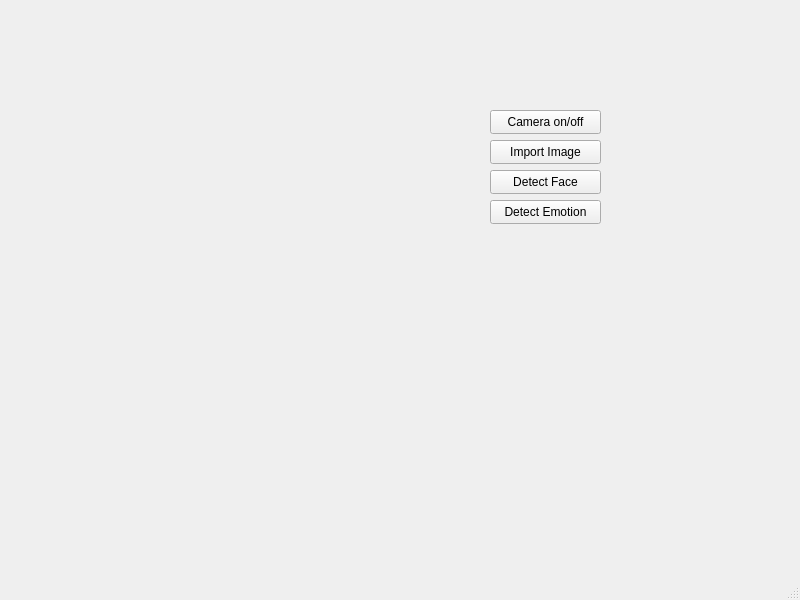
Above: mainwindow.ui from shubhsbankar/detect-face-qt before the change. Below: the same form after it.
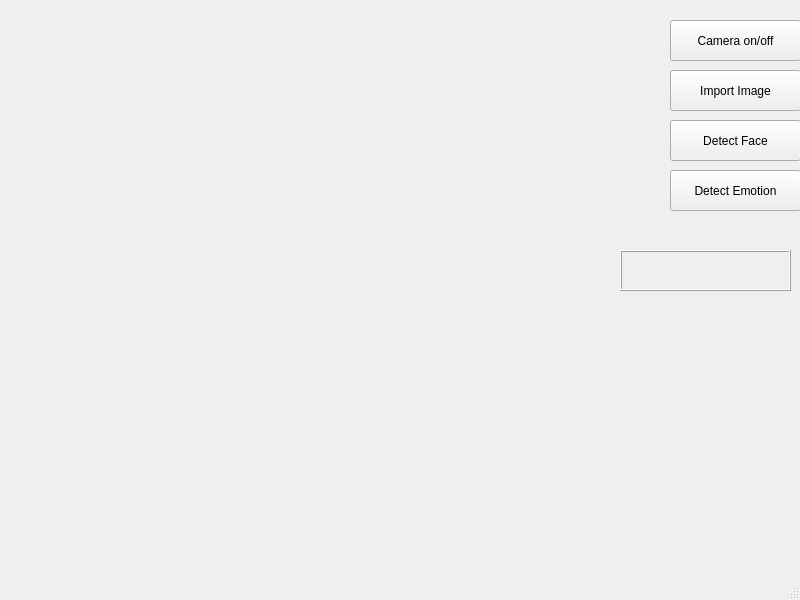
That is the form after the change.

The edit to the form file:
```diff
--- a/mainwindow.ui
+++ b/mainwindow.ui
@@ -14,13 +14,19 @@
    <string>MainWindow</string>
   </property>
   <widget class="QWidget" name="centralwidget">
+   <property name="sizePolicy">
+    <sizepolicy hsizetype="Expanding" vsizetype="Expanding">
+     <horstretch>0</horstretch>
+     <verstretch>0</verstretch>
+    </sizepolicy>
+   </property>
    <widget class="QPushButton" name="cameraOnOffBut">
     <property name="geometry">
      <rect>
-      <x>490</x>
-      <y>110</y>
-      <width>111</width>
-      <height>24</height>
+      <x>670</x>
+      <y>20</y>
+      <width>131</width>
+      <height>41</height>
      </rect>
     </property>
     <property name="text">
@@ -30,10 +36,10 @@
    <widget class="QPushButton" name="selectImage">
     <property name="geometry">
      <rect>
-      <x>490</x>
-      <y>140</y>
-      <width>111</width>
-      <height>24</height>
+      <x>670</x>
+      <y>70</y>
+      <width>131</width>
+      <height>41</height>
      </rect>
     </property>
     <property name="text">
@@ -43,10 +49,10 @@
    <widget class="QPushButton" name="detectEmotion">
     <property name="geometry">
      <rect>
-      <x>490</x>
-      <y>200</y>
-      <width>111</width>
-      <height>24</height>
+      <x>670</x>
+      <y>170</y>
+      <width>131</width>
+      <height>41</height>
      </rect>
     </property>
     <property name="text">
@@ -56,10 +62,10 @@
    <widget class="QPushButton" name="detectFace">
     <property name="geometry">
      <rect>
-      <x>490</x>
-      <y>170</y>
-      <width>111</width>
-      <height>24</height>
+      <x>670</x>
+      <y>120</y>
+      <width>131</width>
+      <height>41</height>
      </rect>
     </property>
     <property name="text">
@@ -71,7 +77,7 @@
      <rect>
       <x>0</x>
       <y>0</y>
-      <width>491</width>
+      <width>511</width>
       <height>571</height>
      </rect>
     </property>
@@ -82,15 +88,33 @@
    <widget class="QLabel" name="emotionLabel">
     <property name="geometry">
      <rect>
-      <x>490</x>
-      <y>240</y>
-      <width>151</width>
+      <x>620</x>
+      <y>250</y>
+      <width>171</width>
       <height>41</height>
      </rect>
     </property>
+    <property name="font">
+     <font>
+      <pointsize>19</pointsize>
+      <bold>true</bold>
+     </font>
+    </property>
+    <property name="autoFillBackground">
+     <bool>true</bool>
+    </property>
+    <property name="frameShape">
+     <enum>QFrame::Box</enum>
+    </property>
+    <property name="frameShadow">
+     <enum>QFrame::Raised</enum>
+    </property>
     <property name="text">
      <string/>
     </property>
+    <property name="wordWrap">
+     <bool>true</bool>
+    </property>
    </widget>
   </widget>
   <widget class="QMenuBar" name="menubar">
```
